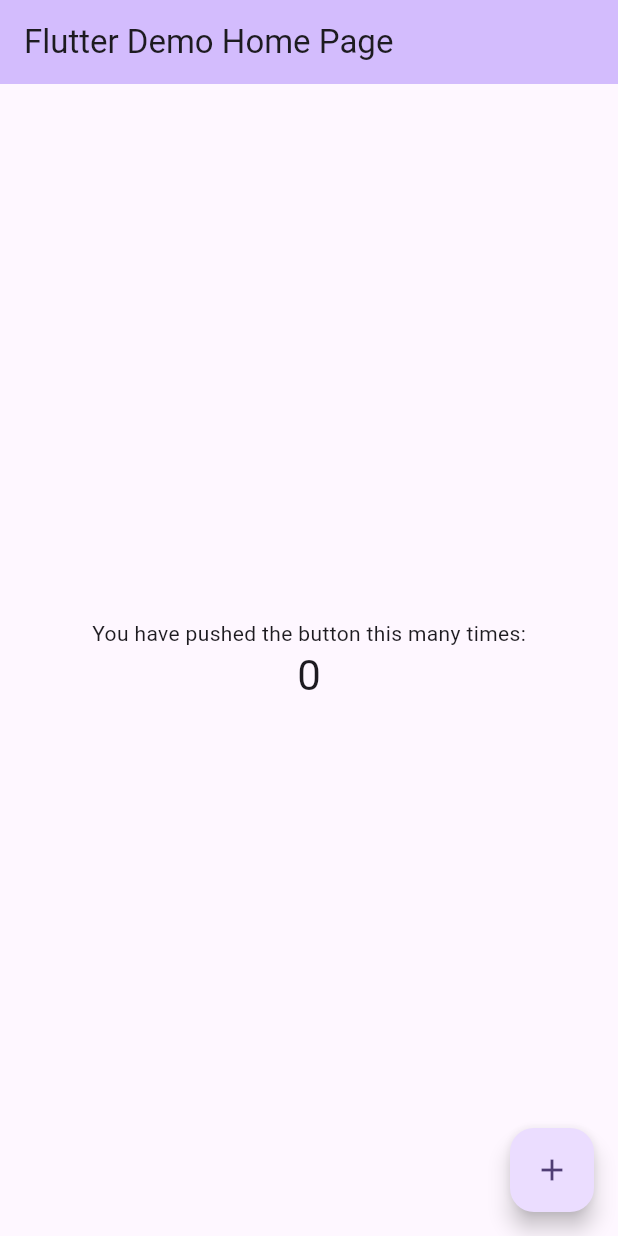
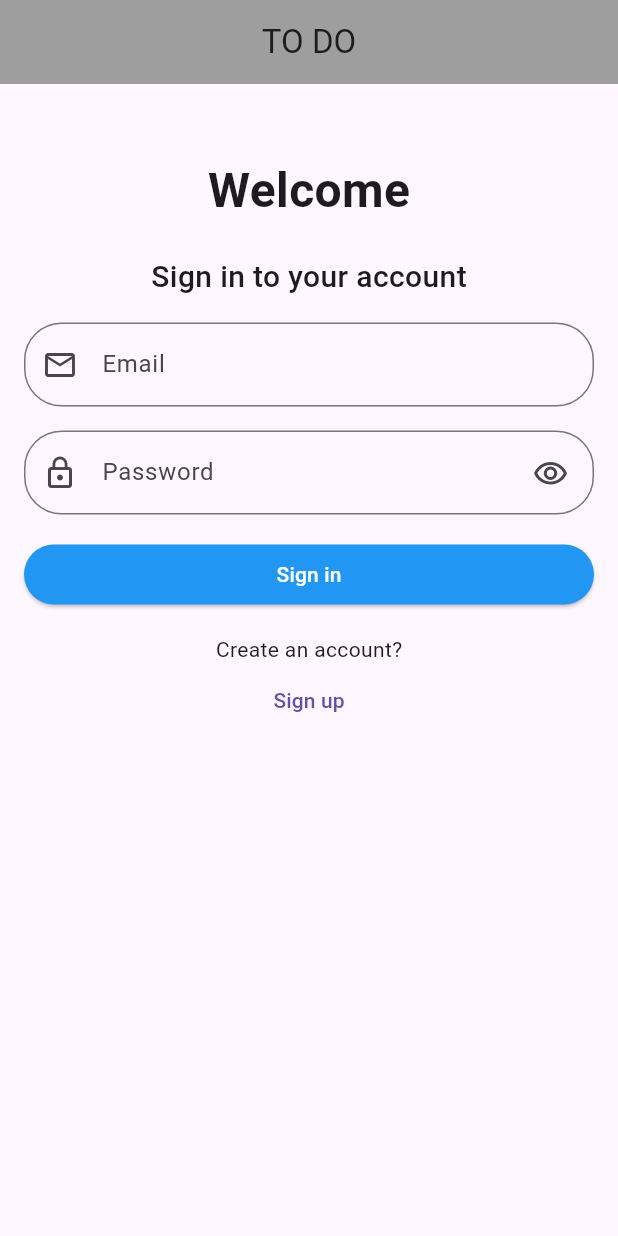
Before and after one commit to prabesh-stha/Flutter_TODO_App, a Flutter app: the screen it shows after launch, on a phone screen of 412 x 824 dp. Run offline on Flutter 3.47's test engine with Material 3 defaults, Android fonts, the phone set to English and light mode, and no system bars.

Commit message:
Added Authentication Screens

```diff
--- a/lib/main.dart
+++ b/lib/main.dart
@@ -1,4 +1,5 @@
 import 'package:flutter/material.dart';
+import 'package:flutter_todo_app/screens/Auth/welcome.dart';
 
 void main() {
   runApp(const MyApp());
@@ -10,116 +11,8 @@ class MyApp extends StatelessWidget {
   // This widget is the root of your application.
   @override
   Widget build(BuildContext context) {
-    return MaterialApp(
-      title: 'Flutter Demo',
-      theme: ThemeData(
-        // This is the theme of your application.
-        //
-        // TRY THIS: Try running your application with "flutter run". You'll see
-        // the application has a purple toolbar. Then, without quitting the app,
-        // try changing the seedColor in the colorScheme below to Colors.green
-        // and then invoke "hot reload" (save your changes or press the "hot
-        // reload" button in a Flutter-supported IDE, or press "r" if you used
-        // the command line to start the app).
-        //
-        // Notice that the counter didn't reset back to zero; the application
-        // state is not lost during the reload. To reset the state, use hot
-        // restart instead.
-        //
-        // This works for code too, not just values: Most code changes can be
-        // tested with just a hot reload.
-        colorScheme: ColorScheme.fromSeed(seedColor: Colors.deepPurple),
-        useMaterial3: true,
-      ),
-      home: const MyHomePage(title: 'Flutter Demo Home Page'),
+    return const MaterialApp(
+      home:  Welcome(),
     );
   }
 }
-
-class MyHomePage extends StatefulWidget {
-  const MyHomePage({super.key, required this.title});
-
-  // This widget is the home page of your application. It is stateful, meaning
-  // that it has a State object (defined below) that contains fields that affect
-  // how it looks.
-
-  // This class is the configuration for the state. It holds the values (in this
-  // case the title) provided by the parent (in this case the App widget) and
-  // used by the build method of the State. Fields in a Widget subclass are
-  // always marked "final".
-
-  final String title;
-
-  @override
-  State<MyHomePage> createState() => _MyHomePageState();
-}
-
-class _MyHomePageState extends State<MyHomePage> {
-  int _counter = 0;
-
-  void _incrementCounter() {
-    setState(() {
-      // This call to setState tells the Flutter framework that something has
-      // changed in this State, which causes it to rerun the build method below
-      // so that the display can reflect the updated values. If we changed
-      // _counter without calling setState(), then the build method would not be
-      // called again, and so nothing would appear to happen.
-      _counter++;
-    });
-  }
-
-  @override
-  Widget build(BuildContext context) {
-    // This method is rerun every time setState is called, for instance as done
-    // by the _incrementCounter method above.
-    //
-    // The Flutter framework has been optimized to make rerunning build methods
-    // fast, so that you can just rebuild anything that needs updating rather
-    // than having to individually change instances of widgets.
-    return Scaffold(
-      appBar: AppBar(
-        // TRY THIS: Try changing the color here to a specific color (to
-        // Colors.amber, perhaps?) and trigger a hot reload to see the AppBar
-        // change color while the other colors stay the same.
-        backgroundColor: Theme.of(context).colorScheme.inversePrimary,
-        // Here we take the value from the MyHomePage object that was created by
-        // the App.build method, and use it to set our appbar title.
-        title: Text(widget.title),
-      ),
-      body: Center(
-        // Center is a layout widget. It takes a single child and positions it
-        // in the middle of the parent.
-        child: Column(
-          // Column is also a layout widget. It takes a list of children and
-          // arranges them vertically. By default, it sizes itself to fit its
-          // children horizontally, and tries to be as tall as its parent.
-          //
-          // Column has various properties to control how it sizes itself and
-          // how it positions its children. Here we use mainAxisAlignment to
-          // center the children vertically; the main axis here is the vertical
-          // axis because Columns are vertical (the cross axis would be
-          // horizontal).
-          //
-          // TRY THIS: Invoke "debug painting" (choose the "Toggle Debug Paint"
-          // action in the IDE, or press "p" in the console), to see the
-          // wireframe for each widget.
-          mainAxisAlignment: MainAxisAlignment.center,
-          children: <Widget>[
-            const Text(
-              'You have pushed the button this many times:',
-            ),
-            Text(
-              '$_counter',
-              style: Theme.of(context).textTheme.headlineMedium,
-            ),
-          ],
-        ),
-      ),
-      floatingActionButton: FloatingActionButton(
-        onPressed: _incrementCounter,
-        tooltip: 'Increment',
-        child: const Icon(Icons.add),
-      ), // This trailing comma makes auto-formatting nicer for build methods.
-    );
-  }
-}
--- /dev/null
+++ b/lib/screens/Auth/sign_in.dart
@@ -0,0 +1,78 @@
+import 'package:flutter/material.dart';
+
+class SignIn extends StatefulWidget {
+  const SignIn({super.key});
+
+  @override
+  State<SignIn> createState() => _SignInState();
+}
+
+class _SignInState extends State<SignIn> {
+  final GlobalKey<FormState> _formKey = GlobalKey<FormState>();
+  final TextEditingController _emailController = TextEditingController();
+  final TextEditingController _passwordController = TextEditingController();
+  bool _showPassword = false;
+
+  @override
+  Widget build(BuildContext context) {
+    return Form(
+      key: _formKey,
+      child: Column(
+        crossAxisAlignment: CrossAxisAlignment.stretch,
+        children: [
+          const Center(
+            child: Text("Sign in to your account", style: TextStyle(
+              fontSize: 20,
+              fontWeight: FontWeight.w500
+            ),)
+          ),
+
+          const SizedBox(height: 16,),
+          TextFormField(
+            controller: _emailController,
+            keyboardType: TextInputType.emailAddress,
+            decoration: const InputDecoration(
+              labelText: "Email",
+              prefixIcon: Icon(Icons.email_outlined),
+              border: OutlineInputBorder(
+                borderRadius: BorderRadius.all(Radius.circular(25))
+              )
+            ),
+          ),
+          const SizedBox(height: 16,),
+          Stack(
+            children: [
+              TextFormField(
+            controller: _passwordController,
+            decoration: const InputDecoration(
+              labelText: "Password",
+              prefixIcon: Icon(Icons.lock_outline),
+              border: OutlineInputBorder(
+                borderRadius: BorderRadius.all(Radius.circular(25)),
+              )
+            ),
+            obscureText: _showPassword ? false : true,
+          ),
+          Positioned(
+            top: 5,
+            right: 5,
+            child: IconButton(onPressed: (){
+                setState(() {
+                  _showPassword = !_showPassword;
+                });
+              }, icon: Icon(!_showPassword ? Icons.visibility_outlined : Icons.visibility_off_outlined)),)
+            ],
+          ),
+          const SizedBox(height: 16,),
+          ElevatedButton(
+            style: ElevatedButton.styleFrom(
+              backgroundColor: Colors.blue,
+              foregroundColor: Colors.white
+            ),
+            onPressed: (){
+
+          }, child: const Text("Sign in"))
+        ],
+      ));
+  }
+}
--- /dev/null
+++ b/lib/screens/Auth/welcome.dart
@@ -0,0 +1,53 @@
+import 'package:flutter/material.dart';
+import 'package:flutter_todo_app/screens/Auth/sign_in.dart';
+import 'package:flutter_todo_app/screens/Auth/sign_up.dart';
+
+class Welcome extends StatefulWidget {
+  const Welcome({super.key});
+
+  @override
+  State<Welcome> createState() => _WelcomeState();
+}
+
+class _WelcomeState extends State<Welcome> {
+  bool _isSignIn = false;
+  @override
+  Widget build(BuildContext context) {
+    return Scaffold(
+      appBar: AppBar(
+        backgroundColor: Colors.grey,
+        title: const Text("TO DO"),
+        centerTitle: true,
+      ),
+      body:SingleChildScrollView(
+         child: Container(
+        padding:const EdgeInsets.symmetric(vertical: 48, horizontal: 16),
+        child: Column(
+          crossAxisAlignment: CrossAxisAlignment.center,
+          children: [
+            const Text("Welcome", style: TextStyle(
+              fontSize: 32,
+              fontWeight: FontWeight.bold
+            ),),
+            const SizedBox(height: 20,),
+            if(!_isSignIn)
+              const SignIn()
+            else
+              const SignUp(),
+
+              const SizedBox(height: 16,),
+
+              Text(!_isSignIn ? "Create an account?": "Already have an account?"),
+              TextButton(onPressed: (){
+                setState(() {
+                  _isSignIn = !_isSignIn;
+                });
+              }, child: Text(!_isSignIn ? "Sign up" : "Sign in"))
+
+          ],
+        ),
+      ),
+      )
+    );
+  }
+}
```
Also changed, not shown: lib/screens/Auth/sign_up.dart (added, +89 -0 lines), lib/models/user.dart (added).
